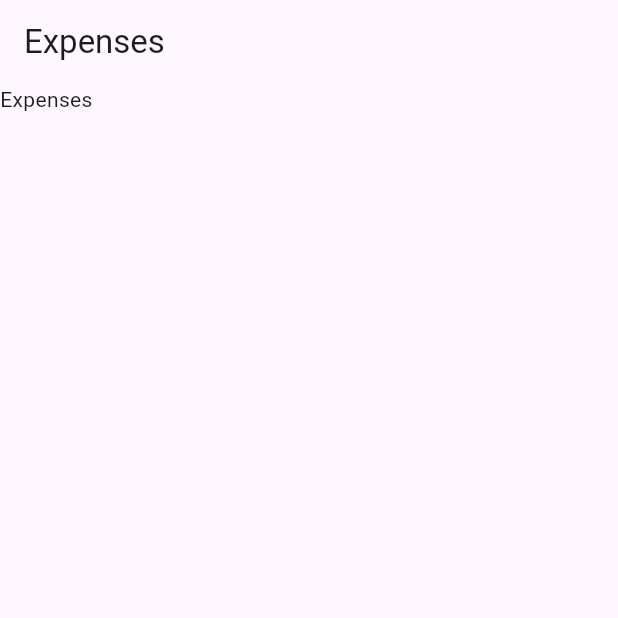
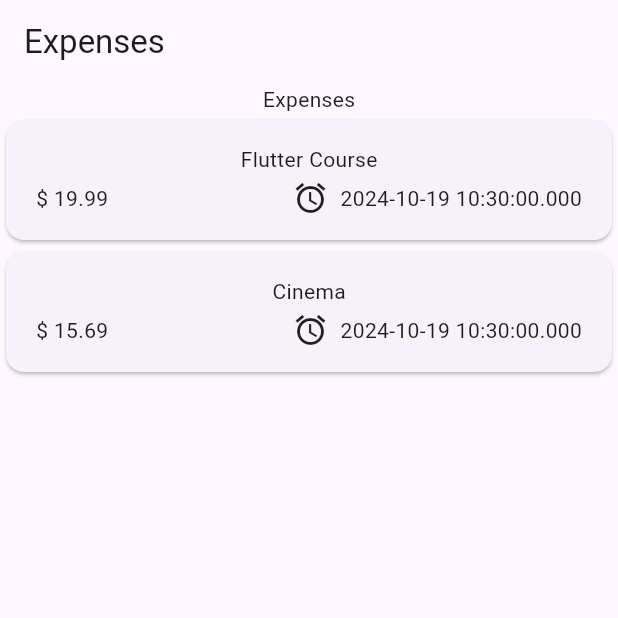
Before and after one commit to AppForceLab/flutter_tracker, a Flutter app: the screen it shows after launch, on a phone screen of 412 x 824 dp, the top half of it. Run offline on Flutter 3.47's test engine with Material 3 defaults, Android fonts, the phone set to English and light mode, and no system bars.

Commit message:
first part 104

```diff
--- a/lib/expenses.dart
+++ /dev/null
@@ -1,24 +0,0 @@
-import 'package:flutter/material.dart';
-
-class Expenses extends StatefulWidget {
-  const Expenses({super.key});
-
-  @override
-  State<Expenses> createState() => _ExpensesState();
-}
-
-class _ExpensesState extends State<Expenses> {
-  @override
-  Widget build(BuildContext context) {
-    return Scaffold(
-      appBar: AppBar(
-        title: const Text("Expenses"),
-      ),
-      body: const Column(
-        children: [
-          Text("Expenses"),
-        ],
-      ),
-    );
-  }
-}
--- a/lib/main.dart
+++ b/lib/main.dart
@@ -1,5 +1,5 @@
 import 'package:flutter/material.dart';
-import 'package:flutter_tracker/expenses.dart';
+import 'package:flutter_tracker/widgets/expenses.dart';
 
 void main() {
   runApp(const MaterialApp(
--- /dev/null
+++ b/lib/models/expense.dart
@@ -0,0 +1,20 @@
+import 'package:uuid/uuid.dart';
+
+const uuid = Uuid();
+
+enum Category { food, travel, leisure, work }
+
+class Expense {
+  Expense(
+      {required this.title,
+      required this.amount,
+      required this.category,
+      required this.date})
+      : id = uuid.v4();
+
+  final String id;
+  final String title;
+  final double amount;
+  final DateTime date;
+  Category category;
+}
--- /dev/null
+++ b/lib/widgets/expenses.dart
@@ -0,0 +1,50 @@
+import 'package:flutter/material.dart';
+import 'package:flutter_tracker/models/expense.dart';
+import 'package:flutter_tracker/widgets/expenses_list/expenses_list.dart';
+
+class Expenses extends StatefulWidget {
+  const Expenses({super.key});
+
+  @override
+  State<Expenses> createState() => _ExpensesState();
+}
+
+class _ExpensesState extends State<Expenses> {
+  final List<Expense> _registredExpenses = [
+    Expense(
+      title: 'Flutter Course',
+      amount: 19.99,
+      category: Category.work,
+      date: DateTime.now(),
+    ),
+    Expense(
+      title: 'Cinema',
+      amount: 15.69,
+      category: Category.leisure,
+      date: DateTime.now(),
+    ),
+  ];
+
+  void _addExpense(Expense expense) {
+    setState(() {
+      _registredExpenses.add(expense);
+    });
+  }
+
+  @override
+  Widget build(BuildContext context) {
+    return Scaffold(
+      appBar: AppBar(
+        title: const Text("Expenses"),
+      ),
+      body: Column(
+        children: [
+          const Text("Expenses"),
+          Expanded(
+            child: ExpensesList(expenses: _registredExpenses),
+          )
+        ],
+      ),
+    );
+  }
+}
--- /dev/null
+++ b/lib/widgets/expenses_list/expense_item.dart
@@ -0,0 +1,40 @@
+import 'package:flutter/material.dart';
+import 'package:flutter_tracker/models/expense.dart';
+
+class ExpenseItem extends StatelessWidget {
+  const ExpenseItem(this.expense, {super.key});
+
+  final Expense expense;
+
+  @override
+  Widget build(BuildContext context) {
+    return Card(
+      child: Padding(
+          padding: const EdgeInsets.symmetric(
+            horizontal: 20,
+            vertical: 16,
+          ),
+          child: Column(
+            children: [
+              Text(expense.title),
+              const SizedBox(
+                height: 4,
+              ),
+              Row(children: [
+                Text('\$ ${expense.amount.toStringAsFixed(2)}'),
+                const Spacer(),
+                Row(
+                  children: [
+                    Icon(Icons.alarm),
+                    SizedBox(
+                      width: 8,
+                    ),
+                    Text(expense.date.toString()),
+                  ],
+                )
+              ])
+            ],
+          )),
+    );
+  }
+}
--- /dev/null
+++ b/lib/widgets/expenses_list/expenses_list.dart
@@ -0,0 +1,17 @@
+import 'package:flutter/material.dart';
+import 'package:flutter_tracker/widgets/expenses_list/expense_item.dart';
+import '../../models/expense.dart';
+
+class ExpensesList extends StatelessWidget {
+  const ExpensesList({super.key, required this.expenses});
+
+  final List<Expense> expenses;
+
+  @override
+  Widget build(BuildContext context) {
+    return ListView.builder(
+      itemCount: expenses.length,
+      itemBuilder: (ctx, index) => ExpenseItem(expenses[index]),
+    );
+  }
+}
--- a/pubspec.yaml
+++ b/pubspec.yaml
@@ -35,6 +35,7 @@ dependencies:
   # The following adds the Cupertino Icons font to your application.
   # Use with the CupertinoIcons class for iOS style icons.
   cupertino_icons: ^1.0.8
+  uuid: ^4.4.2
 
 dev_dependencies:
   flutter_test:
```
Also changed, not shown: pubspec.lock, 3 other files.
